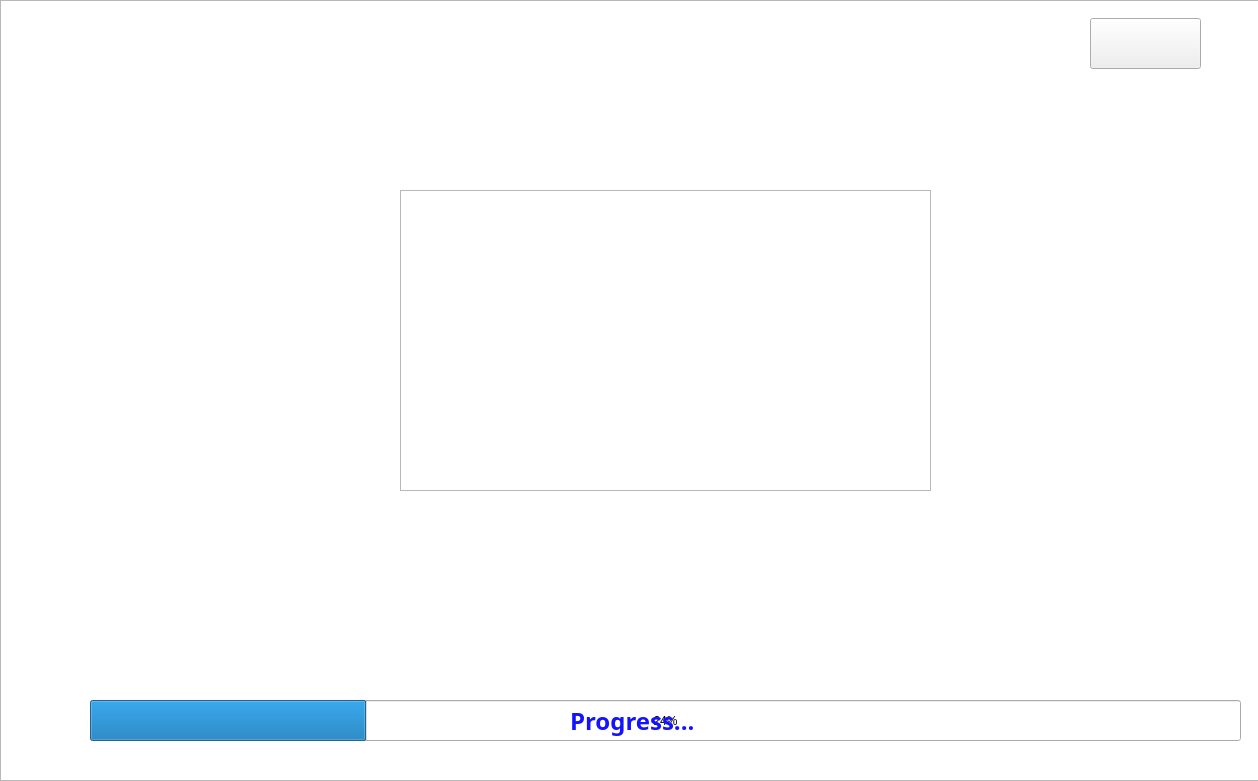
This is ui/store.ui in Algostu/chungyo as Qt 5 draws it before an edit. The edited form follows.
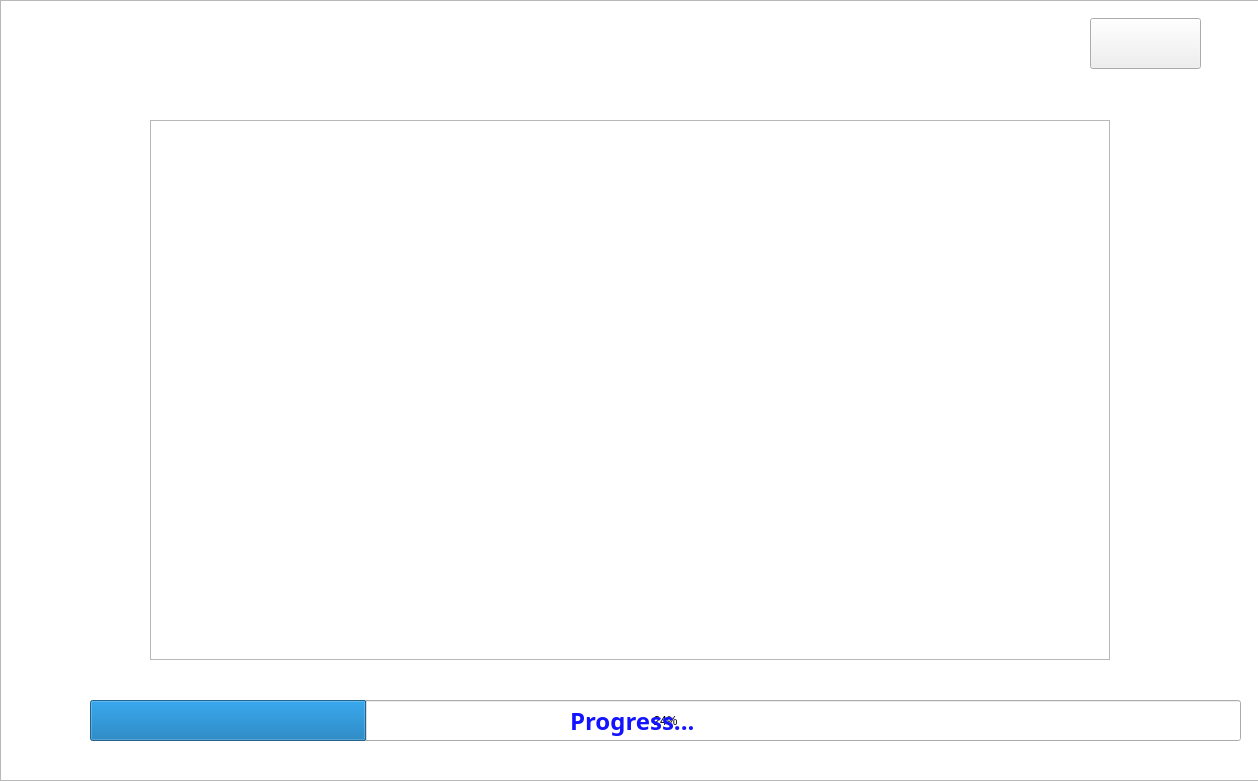
This is the edited form. Icons and pictures are not drawn.

Diff of the .ui file:
```diff
--- a/ui/store.ui
+++ b/ui/store.ui
@@ -70,10 +70,10 @@
    <widget class="QFrame" name="frame1">
     <property name="geometry">
      <rect>
-      <x>400</x>
-      <y>190</y>
-      <width>531</width>
-      <height>301</height>
+      <x>150</x>
+      <y>120</y>
+      <width>960</width>
+      <height>540</height>
      </rect>
     </property>
     <property name="frameShape">
```
Left out of the diff: 4 changed lines with no effect on the pictures.
